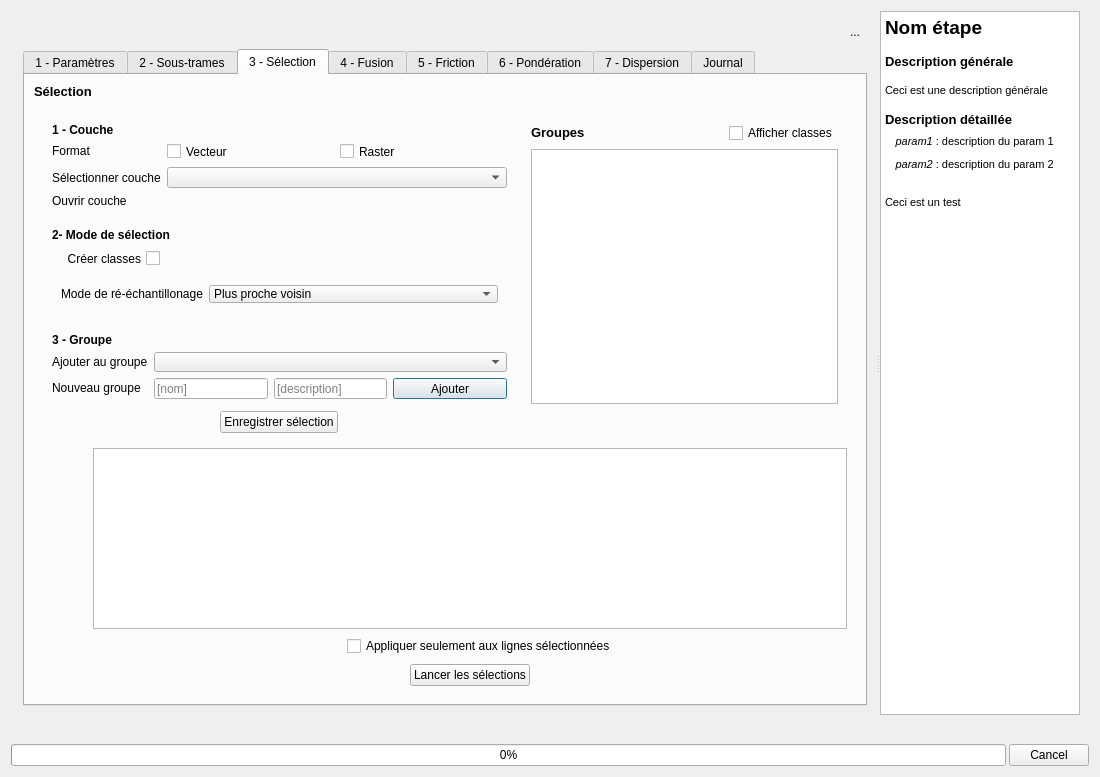
Before: the Qt Designer form BioDispersal_dialog_base.ui in MathieuChailloux/BioDispersal, drawn with Qt 5.
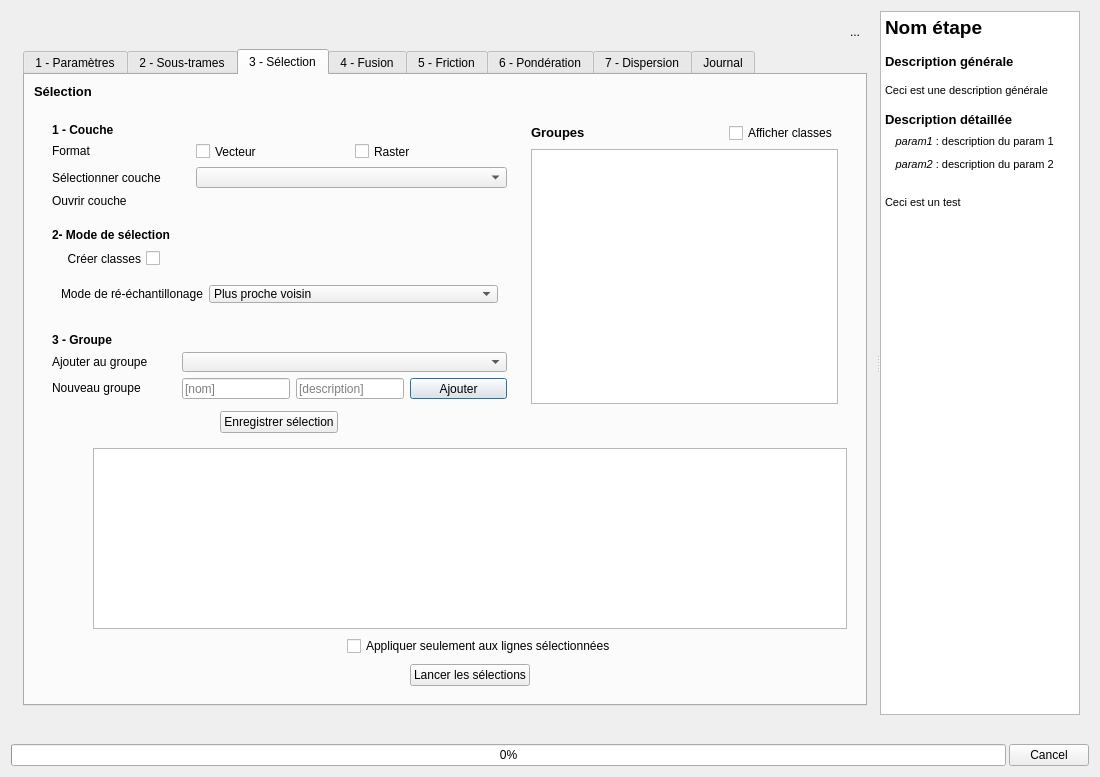
After: the same form once the commit is applied. The open tabs and pages were chosen to show the change. Icons and pictures are not drawn. Custom widgets are drawn as their Qt base class.

Commit message: Updating 'create classes' display

Patch:
```diff
--- a/BioDispersal_dialog_base.ui
+++ b/BioDispersal_dialog_base.ui
@@ -79,8 +79,8 @@
            <rect>
             <x>0</x>
             <y>0</y>
-            <width>865</width>
-            <height>706</height>
+            <width>866</width>
+            <height>700</height>
            </rect>
           </property>
           <property name="sizePolicy">
@@ -772,7 +772,7 @@
                              </property>
                              <property name="minimumSize">
                               <size>
-                               <width>100</width>
+                               <width>60</width>
                                <height>13</height>
                               </size>
                              </property>
@@ -842,7 +842,7 @@
                              </property>
                              <property name="minimumSize">
                               <size>
-                               <width>96</width>
+                               <width>138</width>
                                <height>13</height>
                               </size>
                              </property>
@@ -1278,7 +1278,7 @@
                              </property>
                              <property name="minimumSize">
                               <size>
-                               <width>88</width>
+                               <width>124</width>
                                <height>13</height>
                               </size>
                              </property>
@@ -1297,7 +1297,7 @@
                              </property>
                              <property name="minimumSize">
                               <size>
-                               <width>100</width>
+                               <width>70</width>
                                <height>13</height>
                               </size>
                              </property>
```
Left out of the diff: 30 changed lines with no effect on the pictures. The commit also changes 1 other file.
